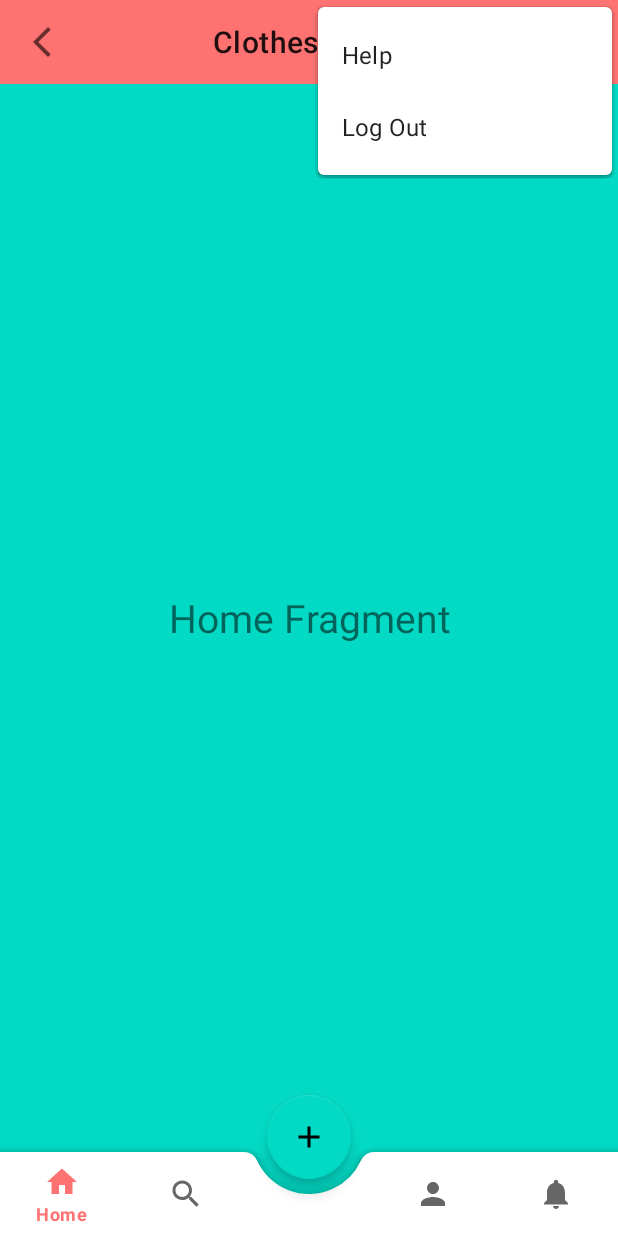
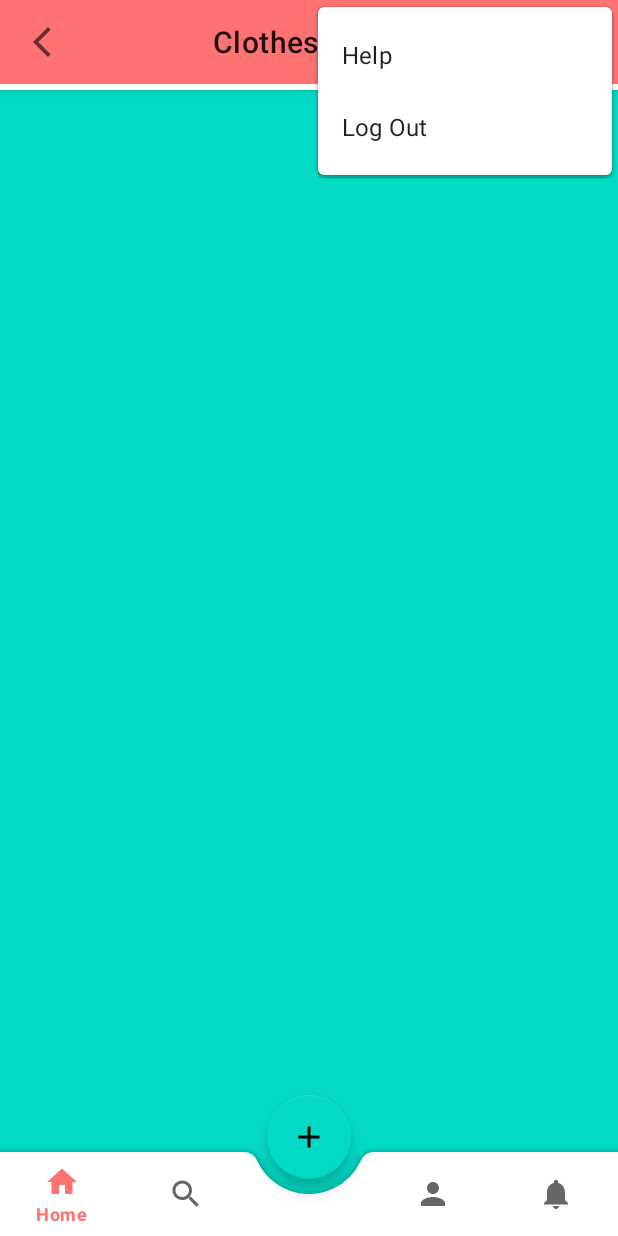
Before and after one commit to tavi22/Clothes-Resell, an Android app: the screen it shows after launch once a user with an empty profile is signed in (MainActivity), with the options menu open, on a phone screen of 412 x 824 dp. Run offline under Robolectric (Android 15) with nearby library versions, the light colour scheme and no system bars; our stand-ins replace Firebase (no records; nobody signed in at launch, a user with empty details on screens opened directly), navigation-ui; pictures from the network do not load.

Commit message:
home layout

```diff
--- a/ClothesResell2/app/build.gradle
+++ b/ClothesResell2/app/build.gradle
@@ -52,5 +52,6 @@ dependencies {
     androidTestImplementation 'androidx.test.ext:junit:1.1.3'
     androidTestImplementation 'androidx.test.espresso:espresso-core:3.4.0'
     implementation 'com.google.android.material:material:1.7.0-alpha02'
+    api 'com.theartofdev.edmodo:android-image-cropper:2.8.0'
 
 }
--- a/ClothesResell2/app/src/main/java/com/example/clothesresell/MainActivity.java
+++ b/ClothesResell2/app/src/main/java/com/example/clothesresell/MainActivity.java
@@ -78,7 +78,7 @@ public class MainActivity extends AppCompatActivity {
                     break;
 
                 case R.id.notification:
-                    replaceFragment(new NotificationsFragment());
+                    replaceFragment(new com.example.clothesresell.Fragment.NotificationsFragment());
                     break;
             }
 
--- a/ClothesResell2/app/src/main/res/layout/fragment_home.xml
+++ b/ClothesResell2/app/src/main/res/layout/fragment_home.xml
@@ -1,19 +1,23 @@
 <?xml version="1.0" encoding="utf-8"?>
-<FrameLayout xmlns:android="http://schemas.android.com/apk/res/android"
+<RelativeLayout
+    xmlns:android="http://schemas.android.com/apk/res/android"
     xmlns:tools="http://schemas.android.com/tools"
     android:layout_width="match_parent"
     android:layout_height="match_parent"
     android:background="@color/teal_200"
     tools:context=".Fragments.HomeFragment">
 
-    <!-- TODO: Update blank fragment layout -->
-    <TextView
-        android:layout_width="wrap_content"
+    <com.google.android.material.appbar.AppBarLayout
+        android:layout_width="match_parent"
         android:layout_height="wrap_content"
-        android:text="Home Fragment"
-        android:textSize="26dp"
-        android:textAlignment="center"
-        android:layout_gravity="center"
-        />
+        android:id="@+id/bar"
+        android:background="@color/white"
+        android:paddingTop="60dp"/>
 
-</FrameLayout>
+    <androidx.recyclerview.widget.RecyclerView
+        android:layout_width="match_parent"
+        android:layout_height="wrap_content"
+        android:layout_below="@+id/bar"
+        android:id="@+id/recycler_view"/>
+
+</RelativeLayout>
```
Also changed, not shown: ClothesResell2/app/src/main/res/drawable/ic_comment.xml (added, +10 -0 lines), ClothesResell2/app/src/main/res/drawable/ic_like.xml (added, +10 -0 lines), ClothesResell2/app/src/main/res/drawable/ic_wishlist.xml (added, +10 -0 lines), ClothesResell2/app/src/main/res/layout/post_item.xml (added, +102 -0 lines).
